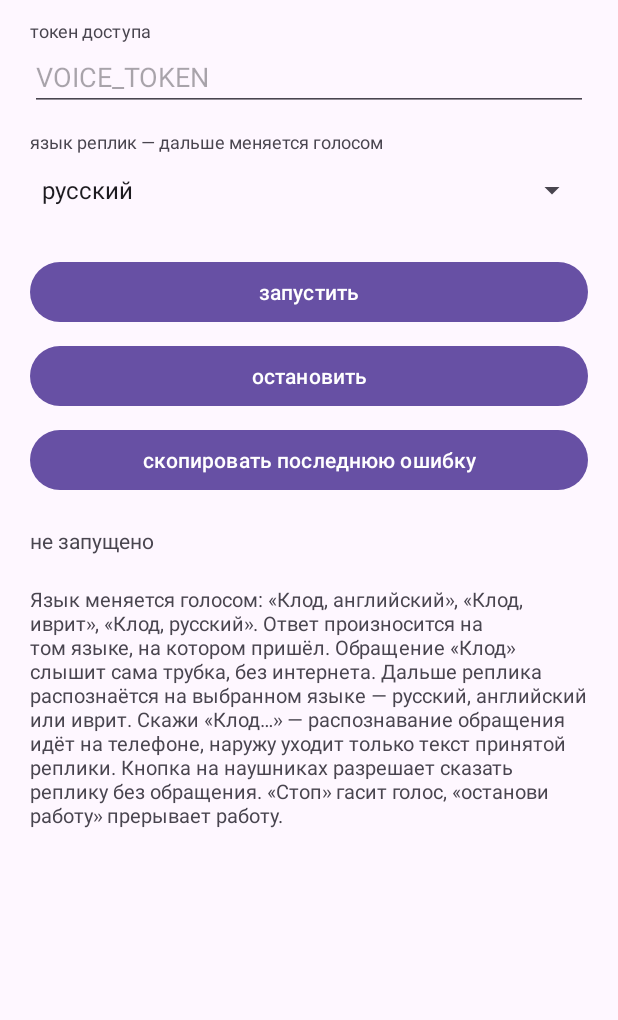
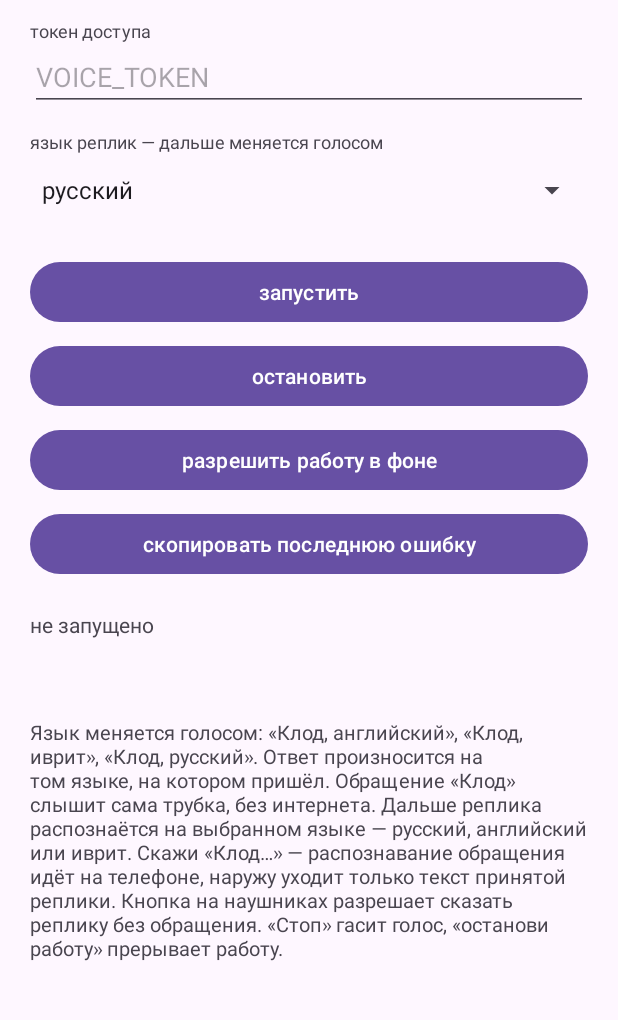
Before and after one commit to aisarus/Ccvoice-, an Android app: the screen it shows after launch (MainActivity), on a phone screen of 412 x 824 dp, the part 191-1211 px from its top. Run offline under Robolectric (Android 15) with nearby library versions, the phone set to English and light mode, and no system bars.

```diff
--- a/android/app/src/main/res/layout/activity_main.xml
+++ b/android/app/src/main/res/layout/activity_main.xml
@@ -75,6 +75,13 @@
             android:text="остановить" />
 
         <Button
+            android:id="@+id/battery"
+            android:layout_width="match_parent"
+            android:layout_height="wrap_content"
+            android:layout_marginTop="8dp"
+            android:text="разрешить работу в фоне" />
+
+        <Button
             android:id="@+id/copyError"
             android:layout_width="match_parent"
             android:layout_height="wrap_content"
@@ -90,6 +97,16 @@
             android:text="не запущено" />
 
         <TextView
+            android:id="@+id/log"
+            android:layout_width="match_parent"
+            android:layout_height="wrap_content"
+            android:layout_marginTop="16dp"
+            android:textSize="12sp"
+            android:fontFamily="monospace"
+            android:textIsSelectable="true"
+            android:text="" />
+
+        <TextView
             android:layout_width="match_parent"
             android:layout_height="wrap_content"
             android:layout_marginTop="20dp"
```
Also changed, not shown: android/app/src/main/AndroidManifest.xml (+10 -0 lines), android/app/src/main/java/com/voiceshell/BootReceiver.kt (added, +17 -0 lines), android/app/src/main/java/com/voiceshell/MainActivity.kt (+30 -1 lines).
